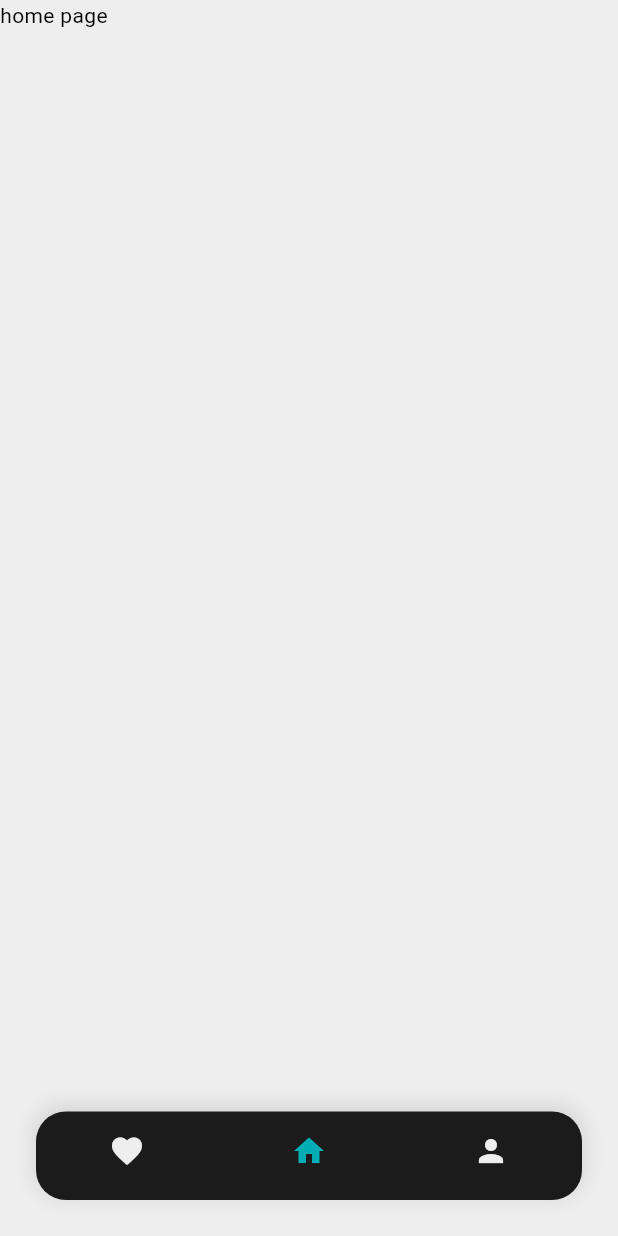
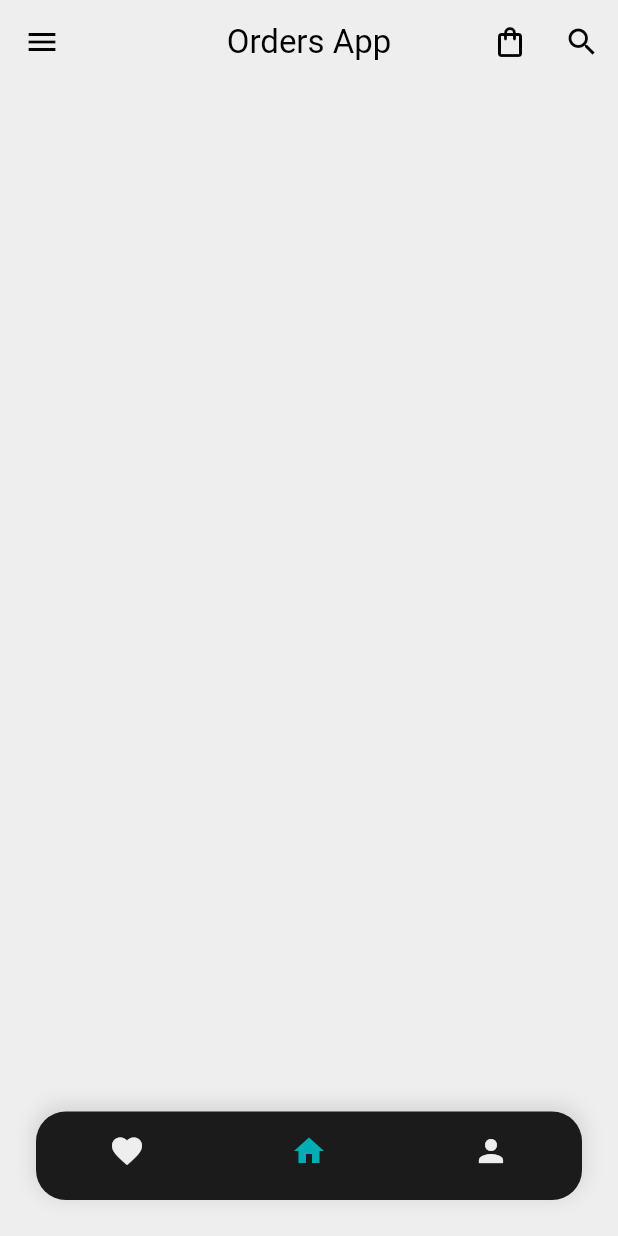
Before and after one commit to od317/orders-app-frontend, a Flutter app: the screen it shows after launch, on a phone screen of 412 x 824 dp. Run offline on Flutter 3.47's test engine with Material 3 defaults, Android fonts, the light colour scheme and no system bars.

Commit message:
added the appBar for homePage

```diff
--- a/lib/pages/home.dart
+++ b/lib/pages/home.dart
@@ -10,8 +10,30 @@ class HomePage extends StatefulWidget {
 class _HomePageState extends State<HomePage> {
   @override
   Widget build(BuildContext context) {
-    return const Scaffold(
-      body:  Text("home page"),
+    return Scaffold(
+      appBar: AppBar(
+        backgroundColor: Colors.transparent,
+        elevation: 0,
+        centerTitle: true,
+        title: const Text("Orders App"),
+        leading: IconButton(
+          onPressed: () {},
+          icon: const Icon(Icons.menu),
+        ),
+        actions: [
+          IconButton(
+            onPressed: () {},
+            icon: const Icon(Icons.shopping_bag_outlined),
+          ),
+          IconButton(
+            onPressed: () {},
+            icon: const Icon(Icons.search),
+          )
+        ],
+      ),
+      body: const Center(
+        child: Column(),
+      ),
     );
   }
 }
```
